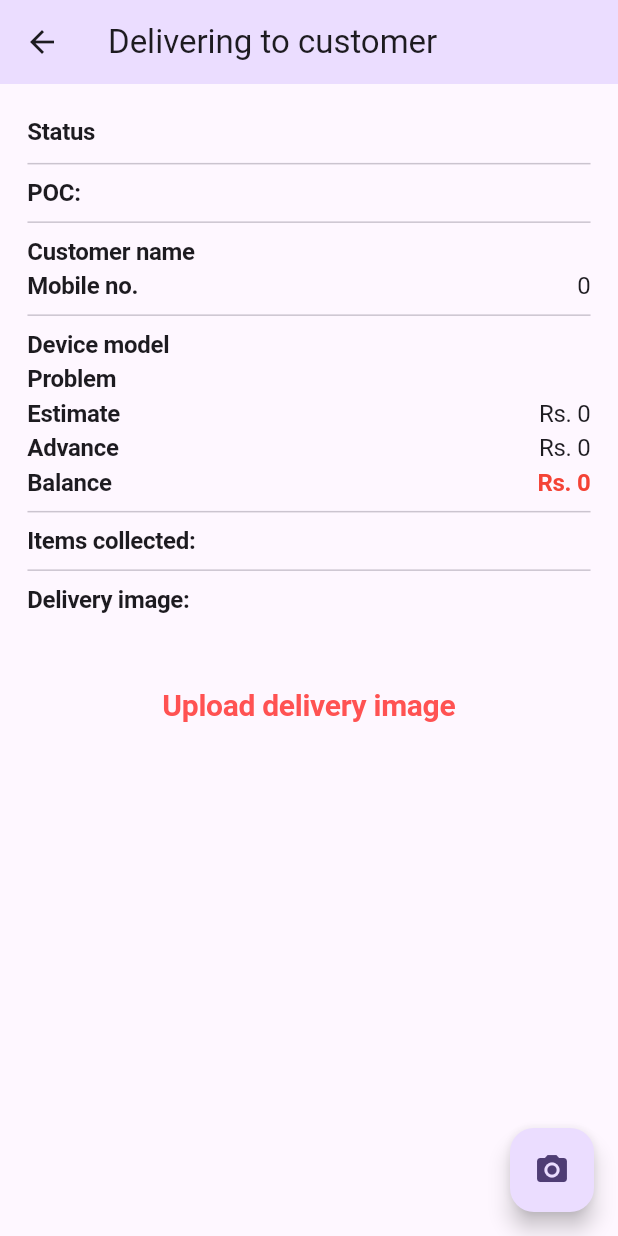
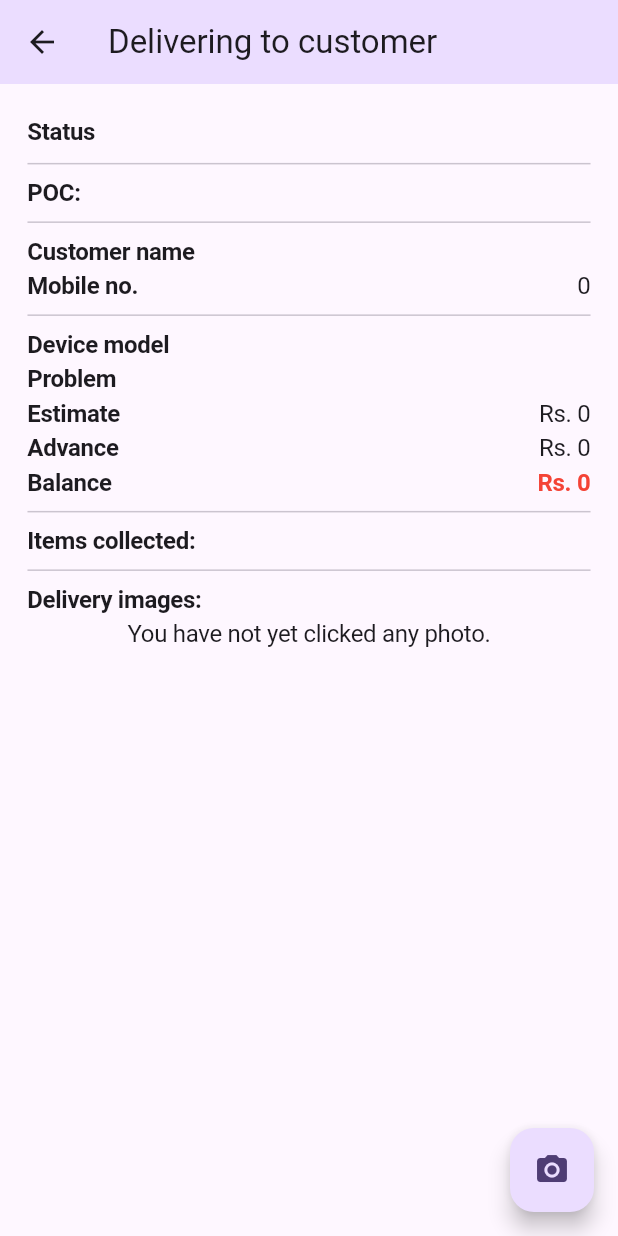
Before and after one commit to the-loudspeaker/vandana_app, a Flutter app: the DeliverOrderPage screen opened directly with empty values, on a phone screen of 412 x 824 dp. Run offline on Flutter 3.47's test engine with Material 3 defaults, Android fonts, the phone set to English and light mode, and no system bars; our stand-ins replace flutter_form_builder, flutter_screenutil, font_awesome_flutter, image_picker, pdf, printing and 5 more; missing offline and left inert: share_whatsapp; accounts and stored records are empty; Roboto replaces fonts that are missing (Monsterrat).

Commit message:
refactor: Make separate widget to load local images. feat: Multiple images on delivery.

```diff
--- a/lib/components/reason_dialog.dart
+++ b/lib/components/reason_dialog.dart
@@ -76,11 +76,5 @@ class _ReasonDialogState extends State<ReasonDialog> {
     } else {
       return Future.value("Failure");
     }
-    res.onSuccess((success) {});
-    res.onFailure((failure) {
-      ScaffoldMessenger.of(context).showSnackBar(SnackBar(
-        content: Text("Error: $failure"),
-      ));
-    });
   }
 }
--- a/lib/pages/deliver_order.dart
+++ b/lib/pages/deliver_order.dart
@@ -1,3 +1,4 @@
+
 import 'dart:io';
 
 import 'package:flutter/material.dart';
@@ -8,7 +9,10 @@ import 'package:vandana_app/components/remarks.dart';
 import 'package:vandana_app/model/order_entity.dart';
 import 'package:vandana_app/network/order_service.dart';
 import 'package:vandana_app/utils/custom_fonts.dart';
+import 'package:vandana_app/utils/local_images_preview.dart';
 import 'package:vandana_app/utils/utils.dart';
+
+import 'image_picker_page.dart';
 
 class DeliverOrderPage extends StatefulWidget {
   final Order order;
@@ -20,8 +24,7 @@ class DeliverOrderPage extends StatefulWidget {
 
 class _DeliverOrderPageState extends State<DeliverOrderPage> {
   final ImagePicker _picker = ImagePicker();
-  XFile? imageData;
-  String? _retrieveDataError;
+  List<XFile> imageList = List.empty(growable: true);
 
   @override
   Widget build(BuildContext context) {
@@ -91,36 +94,8 @@ class _DeliverOrderPageState extends State<DeliverOrderPage> {
               ],
             ),
             const Divider(),
-            Text("Delivery image:", style: MontserratFont.paragraphSemiBold1),
-            Center(
-              child: loadImage(),
-            ),
-
-            // if (_picker.supportsImageSource(ImageSource.camera))
-            //   Padding(
-            //     padding: EdgeInsets.all(8.h),
-            //     child: Center(
-            //       child: FloatingActionButton(
-            //         onPressed: () async {
-            //           try {
-            //             final XFile? pickedFile = await _picker.pickImage(
-            //               source: ImageSource.camera,
-            //             );
-            //             setState(() {
-            //               imageData = pickedFile;
-            //             });
-            //           } catch (e) {
-            //             print("error in capturing image");
-            //           }
-            //         },
-            //         tooltip:
-            //             imageData == null ? 'Take a Photo' : 'Retake the photo',
-            //         child: const Icon(Icons.camera_alt),
-            //       ),
-            //     ),
-            //   ),
-            // if(imageData !=null)
-            //   FloatingActionButton(onPressed: (){}, child: const Text("Save"))
+            Text("Delivery images:", style: MontserratFont.paragraphSemiBold1),
+            Center(child: LocalImagesPreview(mediaFileList: imageList))
           ],
         ),
       ),
@@ -130,30 +105,31 @@ class _DeliverOrderPageState extends State<DeliverOrderPage> {
               children: [
                 FloatingActionButton(
                   heroTag: "fab1",
-                  onPressed: () async {
-                    try {
-                      final XFile? pickedFile = await _picker.pickImage(
-                        source: ImageSource.camera,
-                      );
-                      setState(() {
-                        imageData = pickedFile;
-                      });
-                    } catch (e) {
-                      print("error in capturing image");
-                    }
-                  },
+                  onPressed: () => Navigator.push(
+                      context,
+                      MaterialPageRoute(
+                          builder: (context) => ImagePickerPage(
+                            onPick: (List<XFile> images) {
+                              if (mounted &&
+                                  images.isNotEmpty) {
+                                setState(() {
+                                  imageList = images;
+                                });
+                              }
+                            },
+                          ))),
                   tooltip:
-                      imageData == null ? 'Take a Photo' : 'Retake the photo',
+                      imageList.isEmpty ? 'Add photos' : 'Re-upload photos',
                   child: const Icon(Icons.camera_alt),
                 ),
-                if (imageData != null)
+                if (imageList.isNotEmpty)
                   Padding(
                     padding: EdgeInsets.only(top: 8.h),
                     child: FloatingActionButton(
                       backgroundColor: Colors.green,
                       heroTag: "fab2",
                       tooltip: "Deliver",
-                      onPressed: imageData != null ? deliverOrder : null,
+                      onPressed: imageList.isNotEmpty ? deliverOrder : null,
                       child: const Icon(Icons.done),
                     ),
                   )
@@ -178,97 +154,14 @@ class _DeliverOrderPageState extends State<DeliverOrderPage> {
             order: widget.order,
             primaryButtonText: "Mark as Delivered",
             successCallback: () async {
-              // Navigator.pop(context);
-              //updated state to delivered here.
-              //append image now.
-              var res = await OrderService().upsertImage(
-                  widget.order.id, File(imageData!.path), imageData!.name);
-              res.onSuccess((success) {
-                print(success);
-                Navigator.pop(context);
-              });
-              res.onFailure((failure) {
-                print(failure);
-                Navigator.pop(context);
-              });
+              //updated state to delivered here using ReasonDialog.
+              //upload all images at once.
+
+              List<Future<void>> futures = imageList.map((s) => OrderService().upsertImage(widget.order.id, File(s.path), s.name)).toList();
+              await Future.wait(futures);
+              Navigator.pop(context);
             },
           );
         }).then((val) => Navigator.pop(context));
   }
-
-  Future<void> retrieveLostData() async {
-    final LostDataResponse response = await _picker.retrieveLostData();
-    if (response.isEmpty) {
-      return;
-    }
-    if (response.file != null) {
-      setState(() {
-        imageData = response.file;
-      });
-    } else {
-      _retrieveDataError = response.exception!.code;
-    }
-  }
-
-  Widget? loadImage() {
-    return FutureBuilder(
-        future: retrieveLostData(),
-        builder: (context, AsyncSnapshot<void> snapshot) {
-          switch (snapshot.connectionState) {
-            case ConnectionState.none:
-            case ConnectionState.waiting:
-              return const Text(
-                'You have not yet picked an image.',
-                textAlign: TextAlign.center,
-              );
-            case ConnectionState.done:
-              return imageData != null
-                  ? previewImage()
-                  : SizedBox(
-                      height: 100.h,
-                      child: Center(
-                          child: Text(
-                        "Upload delivery image",
-                        style: MontserratFont.heading3
-                            .copyWith(color: Colors.redAccent),
-                      )));
-            case ConnectionState.active:
-              if (snapshot.hasError) {
-                return Text(
-                  'Pick image/video error: ${snapshot.error}}',
-                  textAlign: TextAlign.center,
-                );
-              } else {
-                return const Text(
-                  'You have not yet picked an image.',
-                  textAlign: TextAlign.center,
-                );
-              }
-          }
-        });
-  }
-
-  Widget previewImage() {
-    final Text? retrieveError = _getRetrieveErrorWidget();
-    if (retrieveError != null) {
-      return retrieveError;
-    } else {
-      return Image.file(
-        File(imageData!.path),
-        errorBuilder:
-            (BuildContext context, Object error, StackTrace? stackTrace) {
-          return const Center(child: Text('This image type is not supported'));
-        },
-      );
-    }
-  }
-
-  Text? _getRetrieveErrorWidget() {
-    if (_retrieveDataError != null) {
-      final Text result = Text(_retrieveDataError!);
-      _retrieveDataError = null;
-      return result;
-    }
-    return null;
-  }
 }
--- /dev/null
+++ b/lib/utils/local_images_preview.dart
@@ -0,0 +1,80 @@
+import 'dart:io';
+
+import 'package:flutter/foundation.dart';
+import 'package:flutter/material.dart';
+import 'package:mime/mime.dart';
+import 'package:share_plus/share_plus.dart';
+
+import 'custom_fonts.dart';
+
+class LocalImagesPreview extends StatelessWidget {
+  final List<XFile> mediaFileList;
+  final dynamic pickImageError;
+  String? retrieveDataError;
+  LocalImagesPreview(
+      {super.key,
+      required this.mediaFileList,
+      this.pickImageError,
+      this.retrieveDataError});
+
+  @override
+  Widget build(BuildContext context) {
+    final Text? retrieveError = _getRetrieveErrorWidget();
+    if (retrieveError != null) {
+      return retrieveError;
+    }
+    if (mediaFileList.isNotEmpty) {
+      return Semantics(
+        label: 'image_picker_example_picked_images',
+        child: ListView.separated(
+            primary: false,
+            shrinkWrap: true,
+            itemBuilder: (BuildContext context, int index) {
+              final String? mime = lookupMimeType(mediaFileList[index].path);
+
+              // Why network for web?
+              // See https://pub.dev/packages/image_picker_for_web#limitations-on-the-web-platform
+              return Semantics(
+                label: 'image_picker_example_picked_image',
+                child: kIsWeb
+                    ? Image.network(mediaFileList[index].path)
+                    : (mime == null || mime.startsWith('image/')
+                        ? Image.file(
+                            File(mediaFileList[index].path),
+                            errorBuilder: (BuildContext context, Object error,
+                                StackTrace? stackTrace) {
+                              return const Center(
+                                  child:
+                                      Text('This image type is not supported'));
+                            },
+                          )
+                        : const SizedBox()),
+              );
+            },
+            itemCount: mediaFileList.length,
+            separatorBuilder: (BuildContext context, int index) =>
+                const Divider()),
+      );
+    } else if (pickImageError != null) {
+      return Text(
+        'Photo capture error: $pickImageError',
+        textAlign: TextAlign.center,
+      );
+    } else {
+      return Text(
+        'You have not yet clicked any photo.',
+        textAlign: TextAlign.center,
+        style: MontserratFont.paragraphReg1,
+      );
+    }
+  }
+
+  Text? _getRetrieveErrorWidget() {
+    if (retrieveDataError != null) {
+      final Text result = Text(retrieveDataError!);
+      retrieveDataError = null;
+      return result;
+    }
+    return null;
+  }
+}
```
Also changed, not shown: lib/pages/edit_order.dart (+6 -6 lines), lib/pages/image_picker_page.dart (+3 -62 lines), 1 other file.
